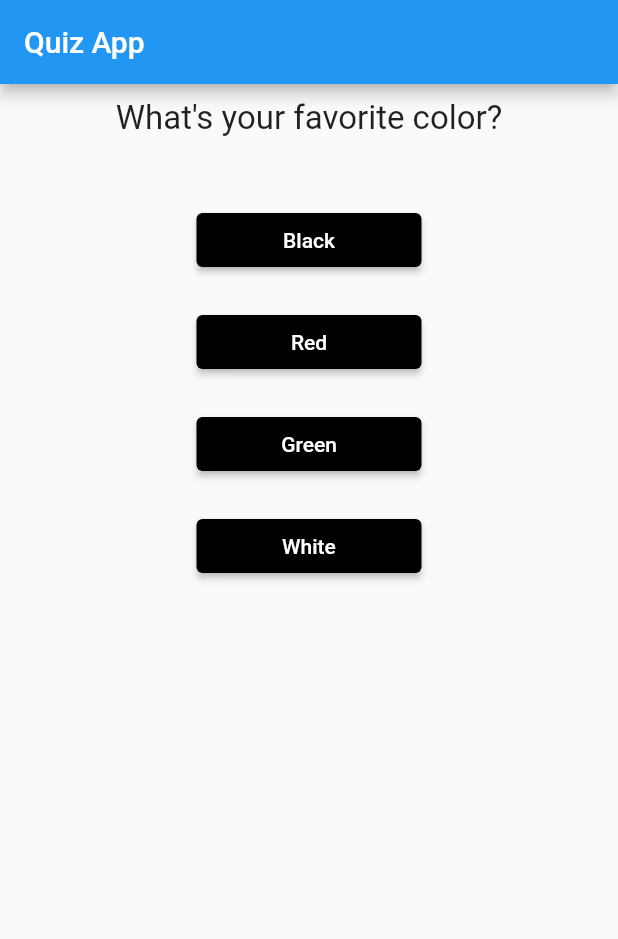
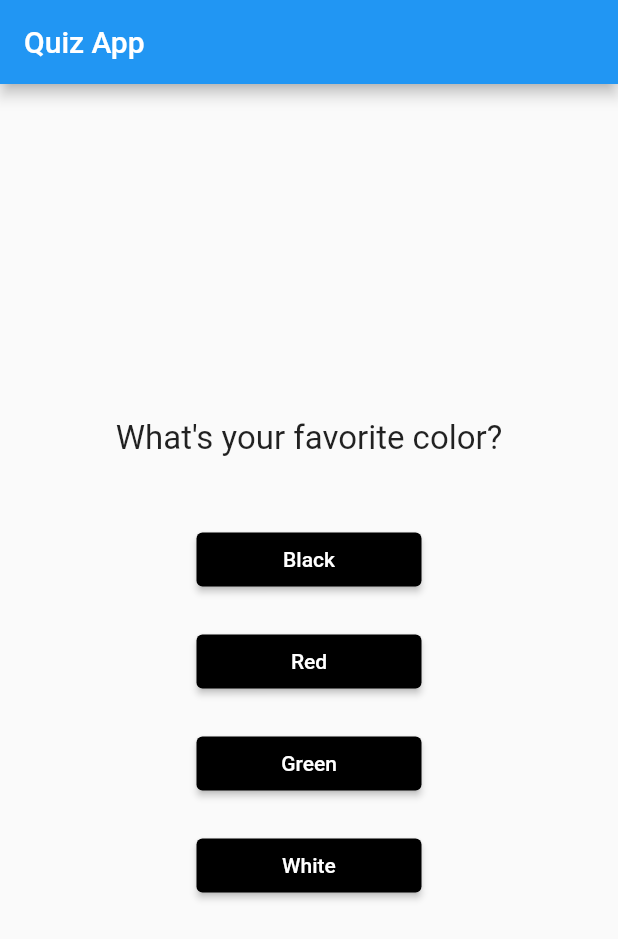
Before and after one commit to selkerdepium/2nd_Quiz, a Flutter app: the screen it shows after launch, on a phone screen of 412 x 824 dp. Shown: the top 939 px of the screen. Run offline on Flutter 3.47's test engine with Material 2 defaults, Android fonts, the phone set to English and light mode, and no system bars.

Commit message:
Dynamically Adapt the Height to place it in Center

```diff
--- a/lib/quiz.dart
+++ b/lib/quiz.dart
@@ -14,16 +14,20 @@ class Quiz extends StatelessWidget {
 
   @override
   Widget build(BuildContext context) {
-    return Column(
+    return Expanded(
+      child: Column(
+        mainAxisAlignment: MainAxisAlignment.center,
         children: [
           Question(
             questions[questionIndex]['questionText'] as String,
           ),
           ...(questions[questionIndex]['answers'] as List<Map<String, Object>>)
               .map((answer) {
-          return Answer(() => answerquestion(answer['score']), answer['text']);
+            return Answer(
+                () => answerquestion(answer['score']), answer['text']);
           }).toList()
         ],
+      ),
     );
   }
 }
```
Lines whose indentation alone changed are shown as unchanged.
